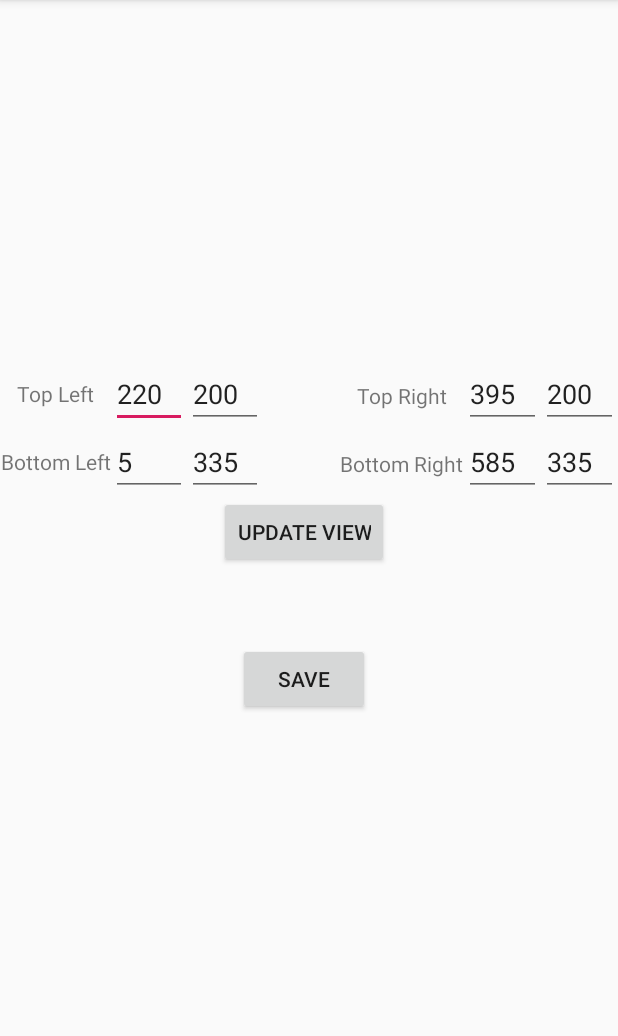
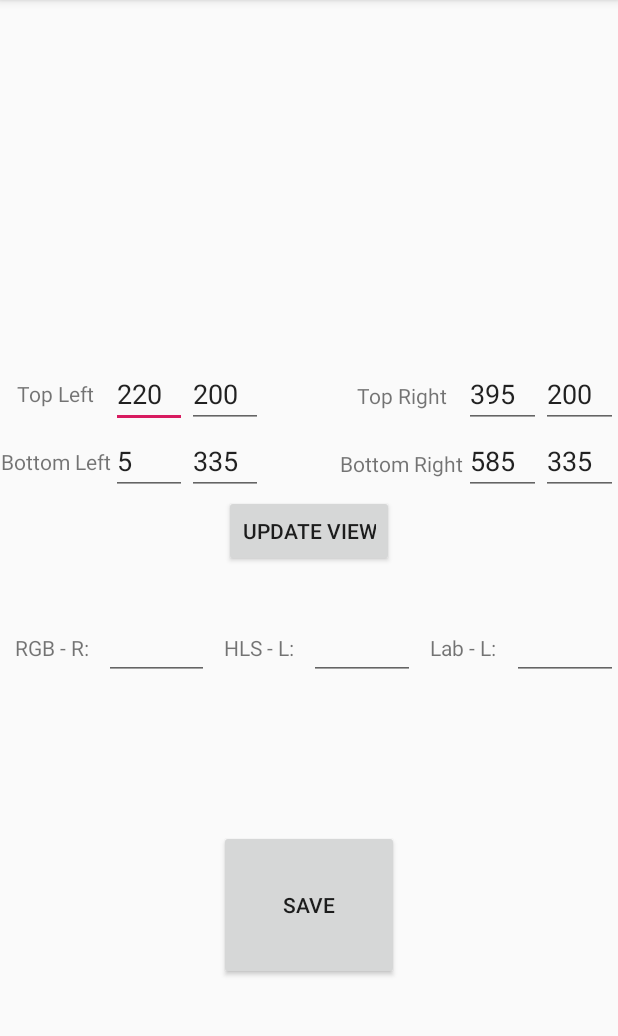
Before and after one commit to adamnapieralski/lane-keep-assist-mobile-app, an Android app: the SettingsActivity screen opened directly, with no data from a screen before it, on a phone screen of 412 x 824 dp, the part 84-1120 px from its top. Run offline under Robolectric (Android 15) with nearby library versions, the phone set to English and light mode, and no system bars; 15 statements that could not run were skipped.

Commit message:
add color thresholds settings and refactor

```diff
--- a/app/src/main/java/com/example/lanekeepassist/BluetoothConnection.java
+++ b/app/src/main/java/com/example/lanekeepassist/BluetoothConnection.java
@@ -54,6 +54,7 @@ public class BluetoothConnection extends Thread {
         try {
             btSocket.connect();
         } catch (IOException e) {
+            Toast.makeText(mMainActivity, "Connection failed", Toast.LENGTH_LONG).show();
             try {
                 btSocket.close();
             } catch (IOException e2) { }
@@ -65,7 +66,9 @@ public class BluetoothConnection extends Thread {
             //Create I/O streams for connection
             tmpIn = btSocket.getInputStream();
             tmpOut = btSocket.getOutputStream();
-        } catch (IOException e) { }
+        } catch (IOException e) {
+            Toast.makeText(mMainActivity, "Streams creation failed", Toast.LENGTH_LONG).show();
+        }
 
         mmInStream = tmpIn;
         mmOutStream = tmpOut;
@@ -116,7 +119,11 @@ public class BluetoothConnection extends Thread {
                             {
                                 String str = new String(temp, "UTF-8");
                                 Log.i("BT_CONNECTION", str);
-                                numberOfBytes=Integer.parseInt(str);
+                                try {
+                                    numberOfBytes=Integer.parseInt(str);
+                                } catch (NumberFormatException e) {
+                                    numberOfBytes = 0;
+                                }
     //                            numberOfBytes=Integer.parseInt(readMessage);
     //                            Log.d("BTconnection", Integer.toString(numberOfBytes));
 
--- a/app/src/main/java/com/example/lanekeepassist/MainActivity.java
+++ b/app/src/main/java/com/example/lanekeepassist/MainActivity.java
@@ -72,7 +72,8 @@ public class MainActivity extends AppCompatActivity {
 
                 mBluetoothConnection.connect();
                 mBluetoothConnection.start();
-                mBluetoothConnection.write("start");
+
+//                mBluetoothConnection.write("start");
             }
         });
 
@@ -80,9 +81,13 @@ public class MainActivity extends AppCompatActivity {
         buttonSend.setOnClickListener(new View.OnClickListener() {
             @Override
             public void onClick(View v) {
+            if (mBluetoothConnection.isConnected()) {
                 String content = editTxtToSend.getText().toString();
                 mBluetoothConnection.write(content);
                 Toast.makeText(getBaseContext(), "Sent text", Toast.LENGTH_SHORT).show();
+            } else {
+                Toast.makeText(getBaseContext(), "Device not connected", Toast.LENGTH_SHORT).show();
+            }
             }
         });
 
@@ -94,9 +99,13 @@ public class MainActivity extends AppCompatActivity {
 //                Intent intent = new Intent(v.getContext(), SettingsActivity.class);
 //                intent.putExtra("ImageByteArray", imageByteArray);
 //                startActivityForResult(intent, 0);
+            if (mBluetoothConnection.isConnected()) {
                 mBluetoothConnection.changeState(BluetoothConnection.STATE_IMAGE_RECEIVING);
                 mBluetoothConnection.write("open_settings");
                 buttonSettings.setEnabled(false);
+            } else {
+                Toast.makeText(getBaseContext(), "Device not connected", Toast.LENGTH_SHORT).show();
+            }
             }
         });
     }
--- a/app/src/main/java/com/example/lanekeepassist/SettingsActivity.java
+++ b/app/src/main/java/com/example/lanekeepassist/SettingsActivity.java
@@ -8,6 +8,7 @@ import android.graphics.Bitmap;
 import android.graphics.BitmapFactory;
 import android.graphics.Canvas;
 import android.graphics.Color;
+import android.graphics.ColorSpace;
 import android.graphics.Paint;
 import android.os.Bundle;
 import android.util.DisplayMetrics;
@@ -20,9 +21,9 @@ import android.widget.TextView;
 public class SettingsActivity extends AppCompatActivity {
 
     ImageView imageView;
-    EditText et_TLx, et_TLy, et_TRx, et_TRy, et_BLx, et_BLy, et_BRx, et_BRy;
+    EditText et_TLx, et_TLy, et_TRx, et_TRy, et_BLx, et_BLy, et_BRx, et_BRy,
+            et_RGB_R, et_HLS_L, et_LAB_L;
     Button b_update, b_save;
-    TextView textView;
 
     private Canvas mCanvas;
     private Paint mPaintRed = new Paint();
@@ -41,21 +42,20 @@ public class SettingsActivity extends AppCompatActivity {
         byte[] imageByteArray = i.getByteArrayExtra("ImageByteArray");
         Bitmap bitmap= BitmapFactory.decodeByteArray(imageByteArray,0,imageByteArray.length);
 
+        orgBitmap = bitmap.copy(bitmap.getConfig(), true);
+
         String settingPoints = i.getStringExtra("Settings");
 
         handleSettingsReceived(settingPoints);
-
-        textView.setText(settingPoints);
 
         mPaintRed.setColor(Color.RED);
 
         btHandler = new BluetoothHandler();
         btHandler.setSettingsActivity(this);
 
-        BitmapFactory.Options opt = new BitmapFactory.Options();
-        opt.inMutable = true;
+//        BitmapFactory.Options opt = new BitmapFactory.Options();
+//        opt.inMutable = true;
 //        orgBitmap = BitmapFactory.decodeResource(getResources(), R.raw.snap1, opt);
-        orgBitmap = bitmap.copy(bitmap.getConfig(), true);
 
         updateImagePoints();
 
@@ -81,10 +81,15 @@ public class SettingsActivity extends AppCompatActivity {
                 String BRx = et_BRx.getText().toString();
                 String BRy = et_BRy.getText().toString();
 
+                String RGB_R = et_RGB_R.getText().toString();
+                String HLS_L = et_HLS_L.getText().toString();
+                String LAB_L = et_LAB_L.getText().toString();
+
                 String del = " ";
 
                 String settings = "save_settings" + del + BLx + del + BLy + del + BRx + del + BRy
-                        + del + TRx + del + TRy + del + TLx + del + TLy;
+                        + del + TRx + del + TRy + del + TLx + del + TLy
+                        + del + RGB_R + del + HLS_L + del + LAB_L;
 
                 i.putExtra("settings", settings);
                 setResult(0, i);
@@ -111,11 +116,13 @@ public class SettingsActivity extends AppCompatActivity {
         et_BLy = findViewById(R.id.et_BLy);
         et_BRx = findViewById(R.id.et_BRx);
         et_BRy = findViewById(R.id.et_BRy);
+
+        et_RGB_R = findViewById(R.id.et_RGB_R);
+        et_HLS_L = findViewById(R.id.et_HLS_L);
+        et_LAB_L = findViewById(R.id.et_LAB_L);
+
         b_update = findViewById(R.id.b_update);
         b_save = findViewById(R.id.b_save);
-
-        textView = findViewById(R.id.textView5);
-
     }
 
     private void updateImagePoints() {
@@ -157,15 +164,8 @@ public class SettingsActivity extends AppCompatActivity {
 
     public void handleSettingsReceived(String settings) {
         String[] val = settings.split(" ");
-//        et_BLx.setText(Integer.parseInt(val[1]));
-//        et_BLy.setText(Integer.parseInt(val[2]));
-//        et_BRx.setText(Integer.parseInt(val[3]));
-//        et_BRy.setText(Integer.parseInt(val[4]));
-//        et_TRx.setText(Integer.parseInt(val[5]));
-//        et_TRy.setText(Integer.parseInt(val[6]));
-//        et_TLx.setText(Integer.parseInt(val[7]));
-//        et_TLy.setText(Integer.parseInt(val[8]));
-        if (val.length == 9) {
+
+        if (val.length == 12) {
             et_BLx.setText(val[1]);
             et_BLy.setText(val[2]);
             et_BRx.setText(val[3]);
@@ -174,6 +174,10 @@ public class SettingsActivity extends AppCompatActivity {
             et_TRy.setText(val[6]);
             et_TLx.setText(val[7]);
             et_TLy.setText(val[8]);
+
+            et_RGB_R.setText(val[9]);
+            et_HLS_L.setText(val[10]);
+            et_LAB_L.setText(val[11]);
         }
     }
 
--- a/app/src/main/res/layout/activity_main.xml
+++ b/app/src/main/res/layout/activity_main.xml
@@ -16,7 +16,7 @@
         android:layout_width="200dp"
         android:layout_height="50dp"
         android:layout_gravity="center"
-        android:text="Connect to pi" />
+        android:text="Connect" />
 
     <Space
         android:layout_width="match_parent"
--- a/app/src/main/res/layout/activity_settings.xml
+++ b/app/src/main/res/layout/activity_settings.xml
@@ -1,5 +1,5 @@
 <?xml version="1.0" encoding="utf-8"?>
-<LinearLayout  xmlns:android="http://schemas.android.com/apk/res/android"
+<LinearLayout xmlns:android="http://schemas.android.com/apk/res/android"
     xmlns:app="http://schemas.android.com/apk/res-auto"
     xmlns:tools="http://schemas.android.com/tools"
     android:layout_width="match_parent"
@@ -15,7 +15,7 @@
 
     <TableLayout
         android:layout_width="match_parent"
-        android:layout_height="245dp">
+        android:layout_height="90dp">
 
         <TableRow
             android:layout_width="match_parent"
@@ -144,54 +144,98 @@
                 android:text="335" />
 
         </TableRow>
-
-        <TableRow
-            android:layout_width="match_parent"
-            android:layout_height="match_parent"
-            android:layout_gravity="center_horizontal">
+    </TableLayout>
 
         <Button
             android:id="@+id/b_update"
             android:layout_width="wrap_content"
             android:layout_height="wrap_content"
-                android:layout_gravity="center_horizontal"
+            android:layout_gravity="center"
+            android:text="Update view" />
+
+
+        <Space
+            android:layout_width="wrap_content"
+            android:layout_height="30dp"
             android:layout_span="7"
-                android:text="Update view" />
-        </TableRow>
+            />
 
+<!--        <TextView-->
+<!--            android:id="@+id/textView5"-->
+<!--            android:layout_width="100dp"-->
+<!--            android:layout_height="50dp"-->
+<!--            android:text="TextView"-->
+<!--            android:layout_gravity="center"-->
+<!--            android:textAlignment="center"/>-->
+
+        <TableLayout
+            android:layout_width="match_parent"
+            android:layout_height="70dp">
             <TableRow
                 android:layout_width="match_parent"
                 android:layout_height="50dp"
                 android:layout_gravity="center_horizontal">
 
-<!--            <Space-->
-<!--                android:layout_width="wrap_content"-->
-<!--                android:layout_height="50dp"-->
-<!--                android:layout_span="7"-->
-<!--                />-->
+                <TextView
+                    android:id="@+id/textView6"
+                    android:layout_width="wrap_content"
+                    android:layout_height="wrap_content"
+                    android:gravity="center"
+                    android:layout_weight="1"
+                    android:text="RGB - R:" />
+
+                <EditText
+                    android:id="@+id/et_RGB_R"
+                    android:layout_width="50dp"
+                    android:layout_height="wrap_content"
+                    android:ems="10"
+                    android:layout_weight="1"
+                    android:inputType="number" />
 
                 <TextView
-                android:id="@+id/textView5"
-                android:layout_width="100dp"
-                android:layout_height="50dp"
-                android:text="TextView"
+                    android:id="@+id/textView7"
+                    android:layout_width="wrap_content"
+                    android:layout_height="wrap_content"
+                    android:layout_weight="1"
+                    android:gravity="center"
+                    android:text="HLS - L:" />
+
+                <EditText
+                    android:id="@+id/et_HLS_L"
+                    android:layout_width="50dp"
+                    android:layout_height="wrap_content"
+                    android:ems="10"
+                    android:layout_weight="1"
+                    android:inputType="number" />
+
+                <TextView
+                    android:id="@+id/textView8"
+                    android:layout_width="wrap_content"
+                    android:layout_height="wrap_content"
+                    android:layout_weight="1"
+                    android:gravity="center"
+                    android:text="Lab - L:" />
+
+                <EditText
+                    android:id="@+id/et_LAB_L"
+                    android:layout_width="50dp"
+                    android:layout_height="wrap_content"
+                    android:ems="10"
+                    android:layout_weight="1"
+                    android:inputType="number" />
+            </TableRow>
+        </TableLayout>
+
+        <Space
+            android:layout_width="wrap_content"
+            android:layout_height="75dp"
             android:layout_span="7"
-                android:textAlignment="center"/>
-        </TableRow>
-
-        <TableRow
-            android:layout_width="match_parent"
-            android:layout_height="match_parent"
-            android:layout_gravity="center_horizontal">
-
+            />
         <Button
             android:id="@+id/b_save"
-                android:layout_width="wrap_content"
-                android:layout_height="wrap_content"
+            android:layout_width="120dp"
+            android:layout_height="100dp"
             android:layout_gravity="center_horizontal"
             android:layout_span="7"
             android:text="Save" />
-        </TableRow>
-
-    </TableLayout>
     </LinearLayout>
```
Lines whose indentation alone changed are shown as unchanged.
